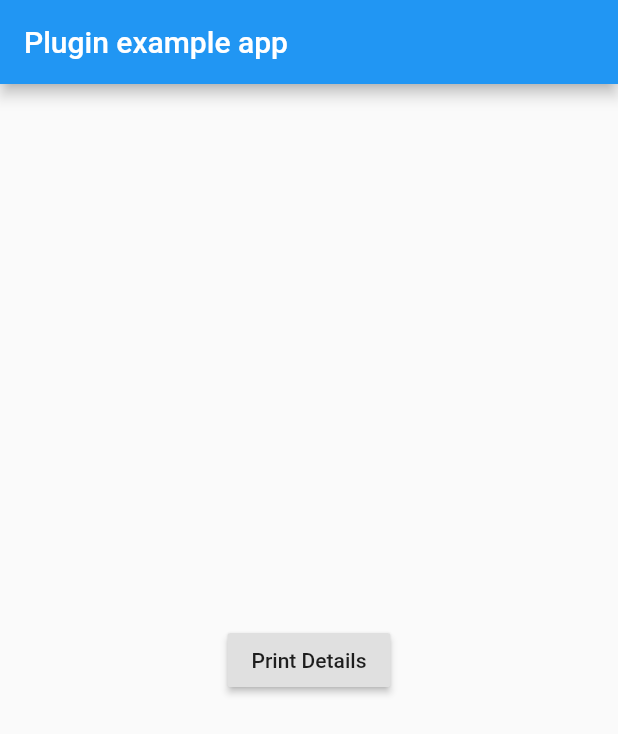
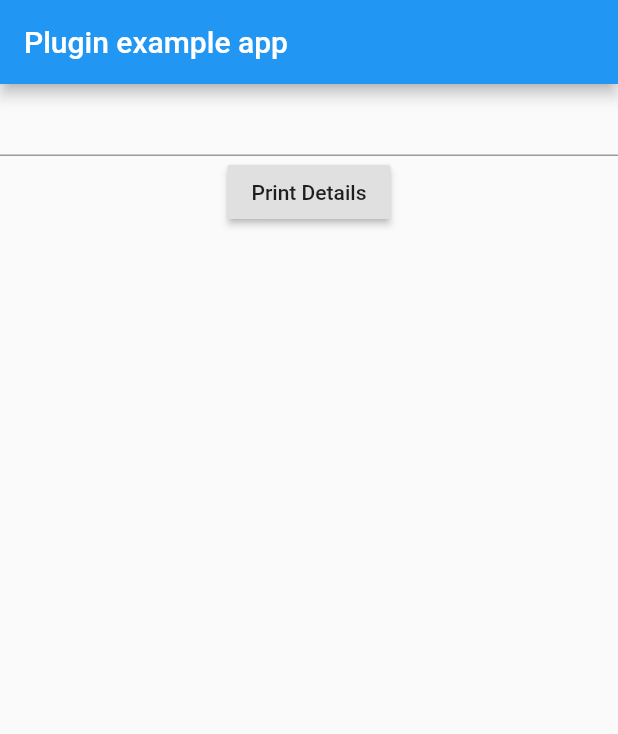
Before and after one commit to viralvaghela/flutter_insta, a Flutter app: the screen it shows after launch, on a phone screen of 412 x 824 dp. Shown: the top 734 px of the screen. Run offline on Flutter 3.47's test engine with Material 2 defaults, Android fonts, the phone set to English and light mode, and no system bars.

Commit message:
update to 0.0.7

```diff
--- a/example/lib/main.dart
+++ b/example/lib/main.dart
@@ -1,3 +1,4 @@
+import 'package:flutter/cupertino.dart';
 import 'package:flutter/material.dart';
 import 'package:flutter_insta/flutter_insta.dart';
 
@@ -5,46 +6,143 @@ void main() {
   runApp(MyApp());
 }
 
-class MyApp extends StatefulWidget {
+class MyApp extends StatelessWidget {
   @override
-  _MyAppState createState() => _MyAppState();
+  Widget build(BuildContext context) {
+    return MaterialApp(
+      home: HomePage(),
+    );
+  }
 }
 
-class _MyAppState extends State<MyApp> {
+class HomePage extends StatefulWidget {
+  @override
+  _HomePageState createState() => _HomePageState();
+}
+
+class _HomePageState extends State<HomePage> {
   FlutterInsta flutterInsta;
+  TextEditingController usernameController = TextEditingController();
 
-  @override
-  void initState() {
-    super.initState();
-    flutterInsta = new FlutterInsta("coding_boy_"); //write username here
-  }
+  String username, followers = " ", following, bio, website, profileimage;
+  bool pressed = false;
 
   @override
   Widget build(BuildContext context) {
-    return MaterialApp(
-      home: Scaffold(
+    return Scaffold(
       appBar: AppBar(
         title: const Text('Plugin example app'),
       ),
       body: Center(
-          child: RaisedButton(
+        child: Column(
+          children: [
+            TextField(
+              decoration: InputDecoration(contentPadding: EdgeInsets.all(10)),
+              controller: usernameController,
+            ),
+            RaisedButton(
               child: Text("Print Details"),
-            onPressed: () {
-              printDetails();
+              onPressed: () async {
+                setState(() {
+                  pressed = true;
+                });
+                printDetails(usernameController.text);
               },
+
             ),
+            pressed
+                ? SingleChildScrollView(
+                    child: Container(
+                      width: MediaQuery.of(context).size.width * 0.9,
+                      child: Card(
+                        child: Container(
+                          margin: EdgeInsets.all(15),
+                          child: Column(
+                            mainAxisSize: MainAxisSize.max,
+                            mainAxisAlignment: MainAxisAlignment.start,
+                            crossAxisAlignment: CrossAxisAlignment.center,
+                            children: [
+                              Padding(
+                                padding: EdgeInsets.only(top: 10),
+                              ),
+                              ClipRRect(
+                                borderRadius: BorderRadius.circular(100),
+                                child: Image.network(
+                                  "${profileimage}",
+                                  width: 120,
+                                ),
+                              ),
+                              Padding(
+                                padding: EdgeInsets.only(top: 10),
+                              ),
+                              Text(
+                                "${username}",
+                                style: TextStyle(
+                                  fontWeight: FontWeight.bold,
+                                  fontSize: 18,
+                                ),
+                              ),
+                              Padding(
+                                padding: EdgeInsets.only(top: 10),
+                              ),
+                              Row(
+                                mainAxisAlignment:
+                                    MainAxisAlignment.spaceAround,
+                                children: [
+                                  Text(
+                                    "${followers}\nFollowers",
+                                    style: TextStyle(
+                                      fontSize: 15,
+                                    ),
+                                  ),
+                                  Text(
+                                    "${following}\nFollowing",
+                                    style: TextStyle(
+                                      fontSize: 15,
+                                    ),
+                                  ),
+                                ],
+                              ),
+                              Padding(
+                                padding: EdgeInsets.only(top: 10),
+                              ),
+                              Text(
+                                "${bio}",
+                                style: TextStyle(
+                                  fontSize: 15,
+                                ),
+                              ),
+                              Padding(padding: EdgeInsets.only(top: 10)),
+                              Text(
+                                "${website}",
+                                style: TextStyle(
+                                  fontSize: 15,
+                                ),
+                              )
+                            ],
+                          ),
+                        ),
+                      ),
+                    ),
+                  )
+                : Container(),
+          ],
         ),
       ),
     );
   }
 
-  //get user's detail
-  void printDetails() {
-    print("Username : ${flutterInsta.username}");
-    print("Followers : ${flutterInsta.followers}");
-    print("Folowing : ${flutterInsta.following}");
-    print("Bio : ${flutterInsta.bio}");
-    print("Website : ${flutterInsta.website}");
-    print("Profile Image : ${flutterInsta.imgurl}");
+  Future printDetails(String username) async {
+    flutterInsta = FlutterInsta(usernameController.text);
+    await flutterInsta.getData();
+    setState(() {
+      this.username = usernameController.text;
+      this.followers = flutterInsta.followers;
+      this.following = flutterInsta.following;
+      this.website = flutterInsta.website;
+      this.bio = flutterInsta.bio;
+      this.profileimage = flutterInsta.imgurl;
+      print(followers);
+    });
   }
 }
--- a/lib/flutter_insta.dart
+++ b/lib/flutter_insta.dart
@@ -10,8 +10,12 @@ class FlutterInsta {
 
   FlutterInsta(String username) {
     this._username = username;
+  }
 
-    getJsonData().then((data) {
+
+  Future<void> getData() async {
+    var res = await http.get(Uri.encodeFull(url + _username + "/?__a=1"));
+    var data = json.decode(res.body);
     var graphql = data['graphql'];
     var user = graphql['user'];
     var biography = user['biography'];
@@ -22,13 +26,6 @@ class FlutterInsta {
     _following = myfollowing['count'].toString();
     _website = user['external_url'];
     _imgurl = user['profile_pic_url_hd'];
-    });
-  }
-
-  Future<dynamic> getJsonData() async {
-    var res = await http.get(Uri.encodeFull(url + _username + "/?__a=1"));
-    var data = json.decode(res.body);
-    if (data != null) return data;
   }
 
   get following => _following;
--- a/pubspec.yaml
+++ b/pubspec.yaml
@@ -1,6 +1,6 @@
 name: flutter_insta
 description: A flutter plugin to get instagram user's details
-version: 0.0.6
+version: 0.0.7
 homepage: https://github.com/viralvaghela/flutter_insta
 
 environment:
```
Also changed, not shown: example/pubspec.lock, 2 other files. Lines whose indentation alone changed are shown as unchanged.
